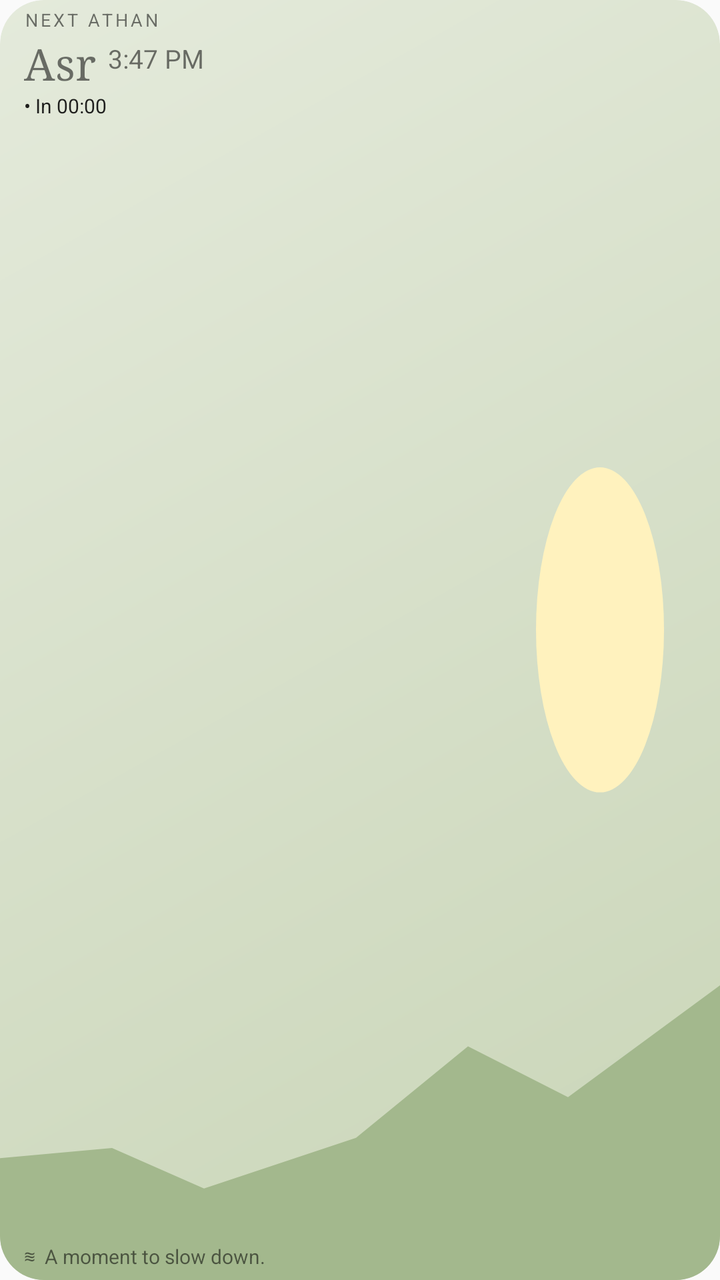
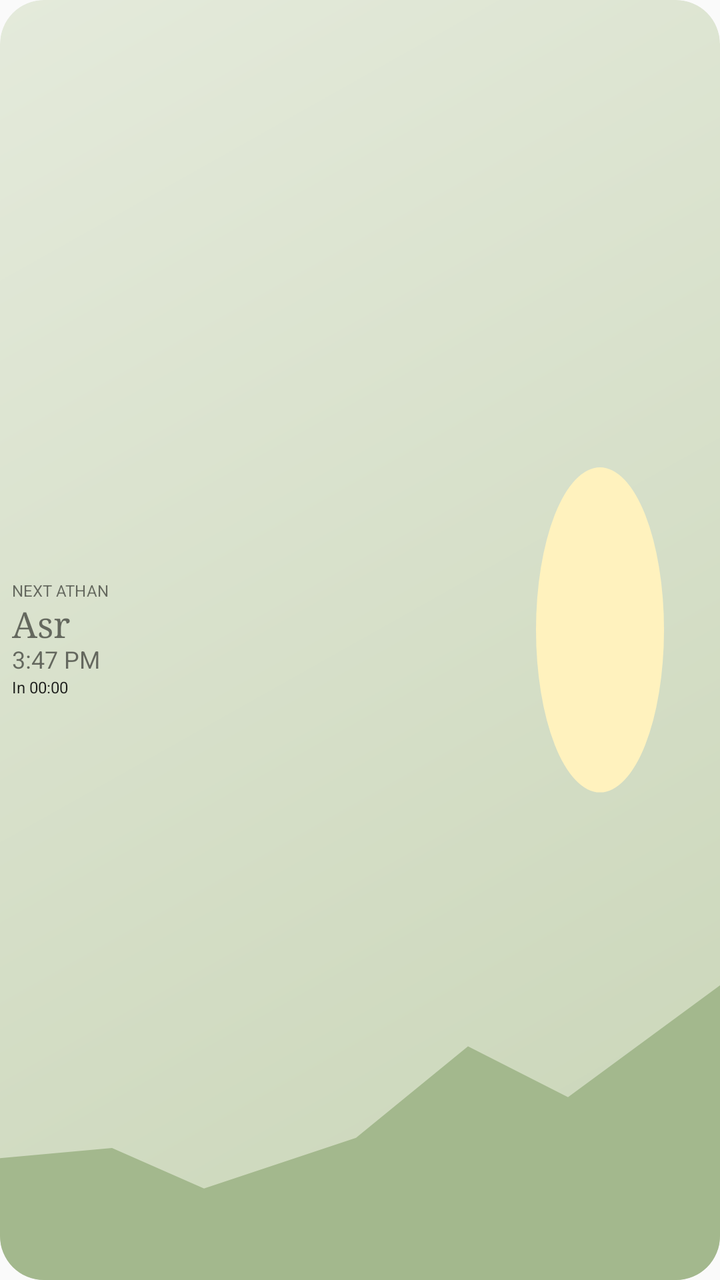

Two renders of the same Android screen: before a commit and after it. Below are the layout's source before the change and the commit's diff.
<!-- AndroidManifest.xml: application theme AppTheme -->
<!-- res/layout/prayer_widget.xml -->
<?xml version="1.0" encoding="utf-8"?>
<FrameLayout xmlns:android="http://schemas.android.com/apk/res/android" android:layout_width="match_parent" android:layout_height="match_parent">
 <FrameLayout android:id="@+id/widget_root" android:layout_width="match_parent" android:layout_height="match_parent" android:background="@drawable/widget_asr" android:clipToOutline="true">
  <ImageView android:id="@+id/widget_scene" android:layout_width="match_parent" android:layout_height="match_parent" android:src="@drawable/widget_scene_day" android:scaleType="fitXY" android:importantForAccessibility="no" />
  <LinearLayout android:layout_width="match_parent" android:layout_height="match_parent" android:orientation="vertical" android:paddingLeft="12dp" android:paddingRight="12dp" android:paddingTop="5dp" android:paddingBottom="5dp">
   <TextView android:id="@+id/widget_label" android:layout_width="wrap_content" android:layout_height="wrap_content" android:text="NEXT ATHAN" android:textSize="9sp" android:letterSpacing="0.15" android:includeFontPadding="false" />
   <LinearLayout android:layout_width="match_parent" android:layout_height="wrap_content" android:orientation="horizontal" android:gravity="center_vertical">
   <TextView android:id="@+id/widget_prayer" android:layout_width="wrap_content" android:layout_height="wrap_content" android:layout_marginTop="3dp" android:text="Asr" android:textSize="22sp" android:fontFamily="serif" android:maxLines="1" android:ellipsize="end" android:includeFontPadding="false" />
   <TextView android:id="@+id/widget_time" android:layout_width="wrap_content" android:layout_height="wrap_content" android:layout_marginStart="6dp" android:text="3:47 PM" android:textSize="13sp" android:includeFontPadding="false" />
   </LinearLayout>
   <Chronometer android:id="@+id/widget_countdown" android:layout_width="wrap_content" android:layout_height="wrap_content" android:layout_marginTop="3dp" android:textSize="10sp" android:format="• In %s" android:includeFontPadding="false" />
   <TextView android:id="@+id/widget_location" android:layout_width="match_parent" android:layout_height="0dp" android:layout_weight="1" android:visibility="gone" />
  </LinearLayout>
  <TextView android:id="@+id/widget_reflection" android:layout_width="match_parent" android:layout_height="wrap_content" android:layout_gravity="bottom" android:layout_marginLeft="12dp" android:layout_marginRight="8dp" android:layout_marginBottom="5dp" android:text="≋  A moment to slow down." android:textSize="10sp" android:maxLines="1" android:includeFontPadding="false" />
 </FrameLayout>
</FrameLayout>
<!-- resources referenced by this layout -->
<resources>
  <!-- drawable widget_asr (drawable) -->
  <?xml version="1.0" encoding="utf-8"?>
  <shape xmlns:android="http://schemas.android.com/apk/res/android"><corners android:radius="22dp"/><gradient android:startColor="#E4EADB" android:endColor="#C9D5B7" android:angle="315"/></shape>
  <!-- drawable widget_scene_day (drawable) -->
  <vector xmlns:android="http://schemas.android.com/apk/res/android" android:width="180dp" android:height="126dp" android:viewportWidth="180" android:viewportHeight="126">
   <path android:fillColor="#FFF2BE" android:pathData="M150,46a16,16 0,1 0,0 32a16,16 0,1 0,0 -32" />
   <path android:fillColor="#A3B88D" android:pathData="M0,114L28,113L51,117L89,112L117,103L142,108L180,97L180,126L0,126Z" />
  </vector>
  <style name="AppTheme" parent="Theme.AppCompat.Light.DarkActionBar">
          
          <item name="colorPrimary">@color/colorPrimary</item>
          <item name="colorPrimaryDark">@color/colorPrimaryDark</item>
          <item name="colorAccent">@color/colorAccent</item>
      </style>
</resources>

<!-- the commit's change to res/layout/prayer_widget.xml (unified diff, before → after) -->
@@ -2,15 +2,13 @@
 <FrameLayout xmlns:android="http://schemas.android.com/apk/res/android" android:layout_width="match_parent" android:layout_height="match_parent">
  <FrameLayout android:id="@+id/widget_root" android:layout_width="match_parent" android:layout_height="match_parent" android:background="@drawable/widget_asr" android:clipToOutline="true">
   <ImageView android:id="@+id/widget_scene" android:layout_width="match_parent" android:layout_height="match_parent" android:src="@drawable/widget_scene_day" android:scaleType="fitXY" android:importantForAccessibility="no" />
-  <LinearLayout android:layout_width="match_parent" android:layout_height="match_parent" android:orientation="vertical" android:paddingLeft="12dp" android:paddingRight="12dp" android:paddingTop="5dp" android:paddingBottom="5dp">
-   <TextView android:id="@+id/widget_label" android:layout_width="wrap_content" android:layout_height="wrap_content" android:text="NEXT ATHAN" android:textSize="9sp" android:letterSpacing="0.15" android:includeFontPadding="false" />
-   <LinearLayout android:layout_width="match_parent" android:layout_height="wrap_content" android:orientation="horizontal" android:gravity="center_vertical">
-   <TextView android:id="@+id/widget_prayer" android:layout_width="wrap_content" android:layout_height="wrap_content" android:layout_marginTop="3dp" android:text="Asr" android:textSize="22sp" android:fontFamily="serif" android:maxLines="1" android:ellipsize="end" android:includeFontPadding="false" />
-   <TextView android:id="@+id/widget_time" android:layout_width="wrap_content" android:layout_height="wrap_content" android:layout_marginStart="6dp" android:text="3:47 PM" android:textSize="13sp" android:includeFontPadding="false" />
-   </LinearLayout>
-   <Chronometer android:id="@+id/widget_countdown" android:layout_width="wrap_content" android:layout_height="wrap_content" android:layout_marginTop="3dp" android:textSize="10sp" android:format="• In %s" android:includeFontPadding="false" />
-   <TextView android:id="@+id/widget_location" android:layout_width="match_parent" android:layout_height="0dp" android:layout_weight="1" android:visibility="gone" />
+  <LinearLayout android:layout_width="match_parent" android:layout_height="match_parent" android:orientation="vertical" android:gravity="center_vertical" android:padding="6dp">
+   <TextView android:id="@+id/widget_label" android:layout_width="match_parent" android:layout_height="wrap_content" android:text="NEXT ATHAN" android:textSize="8sp" android:includeFontPadding="false" android:maxLines="1" />
+   <TextView android:id="@+id/widget_prayer" android:layout_width="match_parent" android:layout_height="wrap_content" android:layout_marginTop="2dp" android:text="Asr" android:textSize="18sp" android:fontFamily="serif" android:maxLines="1" android:autoSizeTextType="uniform" android:autoSizeMinTextSize="12sp" android:autoSizeMaxTextSize="18sp" android:autoSizeStepGranularity="1sp" android:includeFontPadding="false" />
+   <TextView android:id="@+id/widget_time" android:layout_width="match_parent" android:layout_height="wrap_content" android:text="3:47 PM" android:textSize="12sp" android:maxLines="1" android:includeFontPadding="false" />
+   <Chronometer android:id="@+id/widget_countdown" android:layout_width="match_parent" android:layout_height="wrap_content" android:layout_marginTop="2dp" android:textSize="8sp" android:format="In %s" android:maxLines="1" android:includeFontPadding="false" />
+   <TextView android:id="@+id/widget_location" android:layout_width="wrap_content" android:layout_height="wrap_content" android:visibility="gone" />
+   <TextView android:id="@+id/widget_reflection" android:layout_width="wrap_content" android:layout_height="wrap_content" android:visibility="gone" />
   </LinearLayout>
-  <TextView android:id="@+id/widget_reflection" android:layout_width="match_parent" android:layout_height="wrap_content" android:layout_gravity="bottom" android:layout_marginLeft="12dp" android:layout_marginRight="8dp" android:layout_marginBottom="5dp" android:text="≋  A moment to slow down." android:textSize="10sp" android:maxLines="1" android:includeFontPadding="false" />
  </FrameLayout>
 </FrameLayout>
